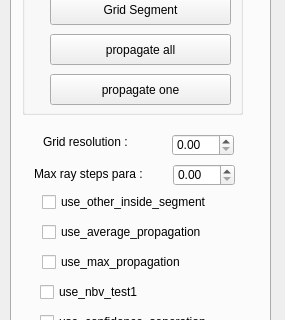
This is Point Cloud/UI/camera_para.ui in sunwaylive/quality-driven-poisson-guided-autoscanning as Qt 5 draws it before an edit; both pictures show x 0 to 285 and y 242 to 562 of the 285 by 908 pixel window. The edited form follows.
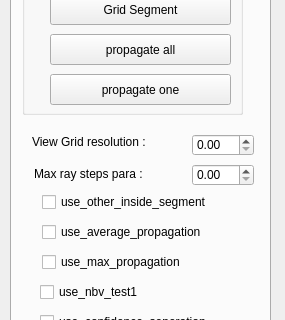
This is the edited form.

Commit message: finished "save view grid points" function

What changed in the file:
```diff
--- a/Point Cloud/UI/camera_para.ui
+++ b/Point Cloud/UI/camera_para.ui
@@ -444,7 +444,7 @@
     <widget class="QDoubleSpinBox" name="grid_step_size">
      <property name="geometry">
       <rect>
-       <x>160</x>
+       <x>180</x>
        <y>340</y>
        <width>62</width>
        <height>22</height>
@@ -466,14 +466,14 @@
     <widget class="QLabel" name="label_7">
      <property name="geometry">
       <rect>
-       <x>31</x>
+       <x>20</x>
        <y>340</y>
-       <width>111</width>
+       <width>141</width>
        <height>16</height>
       </rect>
      </property>
      <property name="text">
-      <string>Grid resolution :</string>
+      <string>View Grid resolution :</string>
      </property>
     </widget>
     <widget class="QCheckBox" name="use_other_inside_segment">
@@ -505,7 +505,7 @@
     <widget class="QDoubleSpinBox" name="max_ray_steps">
      <property name="geometry">
       <rect>
-       <x>161</x>
+       <x>180</x>
        <y>370</y>
        <width>62</width>
        <height>22</height>
```
Left out of the diff: 2 changed lines with no effect on the pictures. The commit also changes 5 other files.
